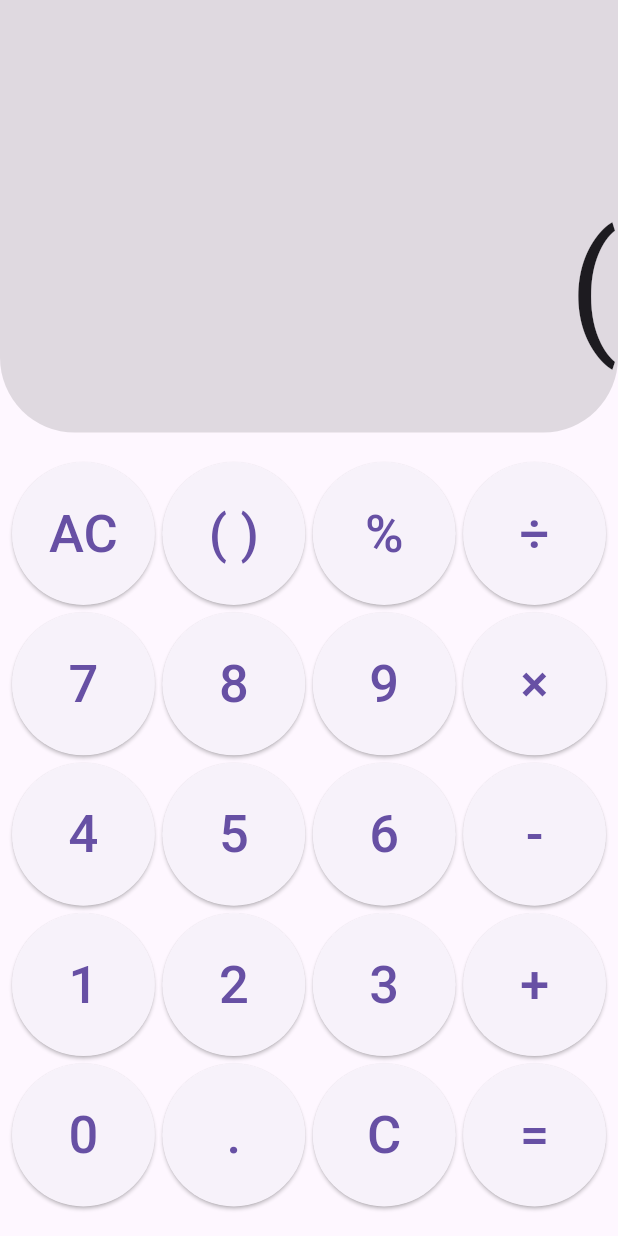
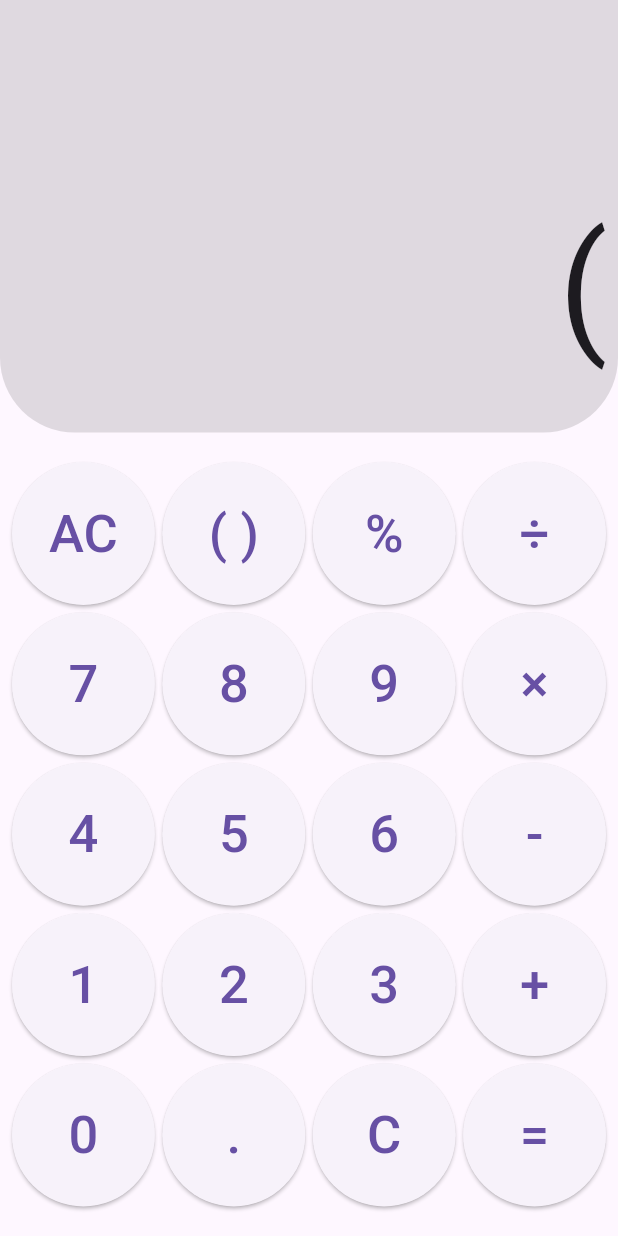
Before and after one commit to itc-s22020/Flutter-Calculator, a Flutter app: the screen it shows after launch, after a tap on "( )", on a phone screen of 412 x 824 dp. Run offline on Flutter 3.47's test engine with Material 3 defaults, Android fonts, the phone set to English and light mode, and no system bars; drawn by our look-alikes of auto_size_text; our stand-ins replace flutter_hooks, flutter_screenutil, math_expressions.

```diff
--- a/lib/calculator_page.dart
+++ b/lib/calculator_page.dart
@@ -2,13 +2,29 @@ import 'package:flutter/material.dart';
 import 'package:flutter_screenutil/flutter_screenutil.dart';
 import 'package:flutter_hooks/flutter_hooks.dart';
 import 'package:auto_size_text/auto_size_text.dart';
+import 'package:math_expressions/math_expressions.dart';
 
 class CalculatorPage extends HookWidget {
   const CalculatorPage({super.key});
 
-
+  void calculator(ValueNotifier<String> text) {
+    final calcText = text.value.replaceAll("÷", "/").replaceAll("×", "*");
+    Parser p = Parser();
+    clearText(text);
+    try {
+      Expression exp = p.parse(calcText);
+      double calc = exp.evaluate(EvaluationType.REAL,ContextModel());
+      incrementText(calc.toString(), text);
+    } catch(e) {
+      incrementText("Error", text);
+      return;
+    }
+  }
 
   void incrementText(String incrementText, ValueNotifier<String> text) {
+    if(text.value == "Error") {
+      clearText(text);
+    }
     text.value += incrementText;
   }
 
@@ -74,8 +90,7 @@ class CalculatorPage extends HookWidget {
         clearText(text);
         break;
       case _:
-        clearText(text);
-        incrementText("Error", text);
+        calculator(text);
         break;
     }
   }
@@ -123,9 +138,12 @@ class CalculatorPage extends HookWidget {
                               bottomRight: Radius.circular(50),
                             ),
                           ),
-                          child:Container(
+                          child:Column(
+                            mainAxisAlignment: MainAxisAlignment.end,
+                            children: [
+                              Container(
                                 alignment: Alignment.bottomRight,
-                            padding: EdgeInsets.only(bottom: 20.h),
+                                padding: EdgeInsets.only(bottom: 20.h,left: 5.h,right: 5.h),
                                 child: AutoSizeText(
                                   calcText.value,
                                   style: const TextStyle(
@@ -133,6 +151,8 @@ class CalculatorPage extends HookWidget {
                                   ),
                                   maxLines: 1,
                                 ),
+                              )
+                            ],
                           )
                         ),
                         Expanded(
--- a/pubspec.yaml
+++ b/pubspec.yaml
@@ -38,6 +38,7 @@ dependencies:
   # Use with the CupertinoIcons class for iOS style icons.
   cupertino_icons: ^1.0.6
   auto_size_text: ^3.0.0
+  math_expressions: ^2.5.0
 
 dev_dependencies:
   flutter_test:
```
Also changed, not shown: pubspec.lock. Lines whose indentation alone changed are shown as unchanged.
